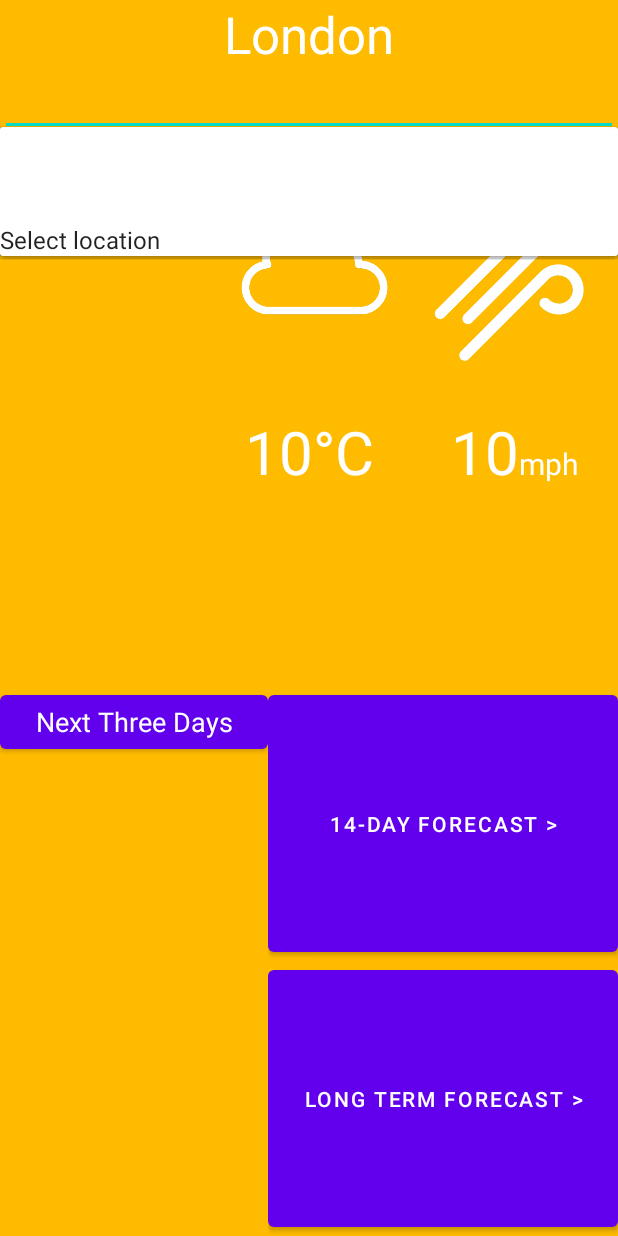
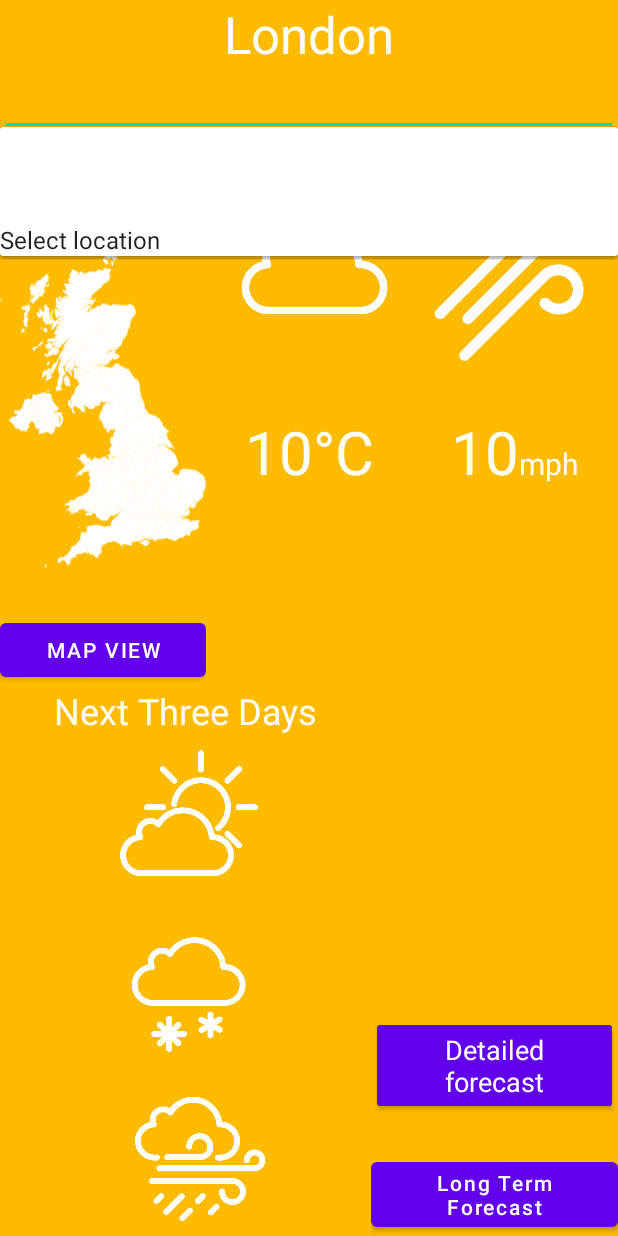
Before and after one commit to Group-51-COMP208/WeatherBroadcastApp, an Android app: the screen it shows after launch (MainActivity), on a phone screen of 412 x 824 dp. Run offline under Robolectric (Android 15) with nearby library versions, the phone set to English and light mode, and no system bars; 3 statements that could not run were skipped.

Commit message:
Re-did my previous changes, which appear to have been lost in a merge. Also worked on the main menu UI a bit.

```diff
--- a/app/src/main/java/com/example/weatherbroadcastapp/MainActivity.java
+++ b/app/src/main/java/com/example/weatherbroadcastapp/MainActivity.java
@@ -49,9 +49,6 @@ public class MainActivity extends AppCompatActivity implements View.OnClickListe
 
         Button detailedForecastButton = findViewById(R.id.button_detailedForcast);
         detailedForecastButton.setOnClickListener(this);
-
-        Button simpleForecastButton = findViewById(R.id.button_toSimpleForecast);
-        simpleForecastButton.setOnClickListener(this);
 
         Button longTermForecastButton = findViewById(R.id.button_toLongTermForecast);
         longTermForecastButton.setOnClickListener(this);
@@ -163,10 +160,6 @@ public class MainActivity extends AppCompatActivity implements View.OnClickListe
             Intent detailedForecastIntent = new Intent(this, DetailedForecastActivity.class);
             startActivity(detailedForecastIntent);
         }
-        else if(v.getId() == R.id.button_toSimpleForecast) {
-            Intent simpleForecastIntent = new Intent(this, SimpleForecastActivity.class);
-            startActivity(simpleForecastIntent);
-        }
         else if(v.getId() == R.id.button_toLongTermForecast) {
             Intent longTermForecastIntent = new Intent(this, LongTermForecastActivity.class);
             startActivity(longTermForecastIntent);
--- a/app/src/main/res/layout/content_main.xml
+++ b/app/src/main/res/layout/content_main.xml
@@ -1,6 +1,7 @@
 <?xml version="1.0" encoding="utf-8"?>
 <LinearLayout xmlns:android="http://schemas.android.com/apk/res/android"
     xmlns:app="http://schemas.android.com/apk/res-auto"
+    xmlns:tools="http://schemas.android.com/tools"
     android:layout_width="match_parent"
     android:layout_height="match_parent"
     android:background="#000000"
@@ -39,6 +40,14 @@
             android:layout_height="match_parent"
             android:layout_weight="1"
             android:orientation="vertical">
+
+            <ImageView
+                android:id="@+id/imageView4"
+                android:layout_width="match_parent"
+                android:layout_height="wrap_content"
+                android:layout_weight="1"
+                app:srcCompat="@drawable/map_mercator_uk"
+                app:tint="#FFFFFF" />
 
             <Button
                 android:id="@+id/button_toMapView"
@@ -131,36 +140,63 @@
             android:layout_weight="1"
             android:orientation="vertical">
 
-            <Button
-                android:id="@+id/button_detailedForcast"
+            <TextView
+                android:id="@+id/textView_nextThreeDays"
+                style="@style/medium_heading"
                 android:layout_width="match_parent"
                 android:layout_height="wrap_content"
-                android:text="Next Three Days"
-                android:textAppearance="@style/TextAppearance.AppCompat.Medium"
-                android:textColor="#FFFFFF" />
+                android:text="@string/next_three_days"
+                android:textAlignment="center" />
+
+            <ImageView
+                android:id="@+id/weatherIcon_day1"
+                android:layout_width="wrap_content"
+                android:layout_height="wrap_content"
+                android:layout_weight="1"
+                app:srcCompat="@drawable/icon_cloud_sun" />
+
+            <ImageView
+                android:id="@+id/weatherIcon_day2"
+                android:layout_width="wrap_content"
+                android:layout_height="wrap_content"
+                android:layout_weight="1"
+                app:srcCompat="@drawable/icon_snow" />
+
+            <ImageView
+                android:id="@+id/weatherIcon_day3"
+                android:layout_width="wrap_content"
+                android:layout_height="wrap_content"
+                android:layout_weight="1"
+                app:srcCompat="@drawable/icon_wind_rain_cloud" />
 
         </LinearLayout>
 
         <LinearLayout
-            android:layout_width="wrap_content"
+            android:id="@+id/linearLayout"
+            android:layout_width="match_parent"
             android:layout_height="match_parent"
-            android:layout_weight="1"
-            android:orientation="vertical">
+            android:layout_weight="1.5"
+            android:orientation="vertical"
+            android:gravity="center|bottom">
 
             <Button
-                android:id="@+id/button_toSimpleForecast"
+                android:id="@+id/button_detailedForcast"
+                style="@style/Widget.AppCompat.Button"
                 android:layout_width="match_parent"
                 android:layout_height="wrap_content"
-                android:layout_weight="1"
-                android:text="@string/button_14_day_forecast" />
+                android:layout_marginBottom="25dp"
+                android:text="@string/detailed_forecast"
+                android:textAppearance="@style/TextAppearance.AppCompat.Medium"
+                android:textColor="#FFFFFF" />
 
             <Button
                 android:id="@+id/button_toLongTermForecast"
                 android:layout_width="match_parent"
                 android:layout_height="wrap_content"
-                android:layout_weight="1"
-                android:text="@string/button_long_term_forecast" />
+                android:text="@string/button_long_term_forecast"
+                android:textAllCaps="false" />
         </LinearLayout>
 
     </LinearLayout>
+
 </LinearLayout>
--- a/app/src/main/res/values/strings.xml
+++ b/app/src/main/res/values/strings.xml
@@ -23,9 +23,11 @@
     <string name="wind_direction_row">Wind Direction: </string>
     <string name="wind_speed_row">Wind Speed: </string>
     <string name="button_14_day_forecast"><![CDATA[14-day forecast >]]></string>
-    <string name="button_long_term_forecast"><![CDATA[Long term forecast >]]></string>
+    <string name="button_long_term_forecast">Long Term Forecast</string>
     <string name="heading_long_term_forecast">UK Long Term Forecast</string>
     <string name="time_period">"%s to %s"</string>
 
     <string name="unrecognized_location_msg">"Sorry, location %s is not recognized"</string>
+    <string name="next_three_days">Next Three Days</string>
+    <string name="detailed_forecast">Detailed forecast</string>
 </resources>
--- a/lib/src/main/java/com/example/lib/WeatherForecastService.java
+++ b/lib/src/main/java/com/example/lib/WeatherForecastService.java
@@ -17,13 +17,13 @@ public interface WeatherForecastService {
     ArrayList<DetailedWeatherForecastSample> getDetailedForecast(Location location);
 
     /**
-     * Gets an array of localized weather predictions for the specified period, with just simple
-     * weather information.
-     * @param location The location in the world that the forecast applies to
-     * @return An array of weather forecast samples, ordered by increasing time in increments
-     * specified by 'resolution', starting from 'start'.
+     * A forecast with general weather conditions for a day
+     * @return The general weather conditions for the daytime of
+     * as many consecutive days are available from the underlying API
+     * from the underlying API.
      */
-    ArrayList<SimpleWeatherForecastSample> getSimpleForecast(Location location);
+    ArrayList<DetailedWeatherForecastSample> getDailyForecast(Location location);
+
 
     /**
      * A long term forecast from the weather service
```
Also changed, not shown: app/src/main/java/com/example/weatherbroadcastapp/SimpleForecastActivity.java (+31 -31 lines), lib/src/main/java/com/example/lib/PlaceholderWeatherForecastService.java (+16 -11 lines).
